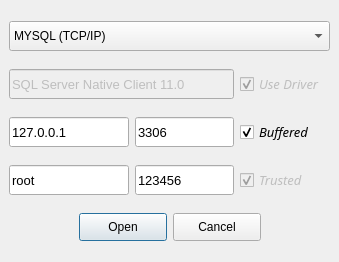
This is assets/UI/Layout/ConnectorWindow.ui in fer-moreira/MYQT as Qt 5 draws it before an edit. The edited form follows.
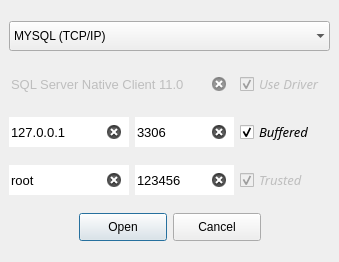
This is the edited form.

What changed in the file:
```diff
--- a/assets/UI/Layout/ConnectorWindow.ui
+++ b/assets/UI/Layout/ConnectorWindow.ui
@@ -67,11 +67,14 @@
       <property name="text">
        <string>root</string>
       </property>
+      <property name="frame">
+       <bool>false</bool>
+      </property>
       <property name="placeholderText">
        <string>User:</string>
       </property>
       <property name="clearButtonEnabled">
-       <bool>false</bool>
+       <bool>true</bool>
       </property>
      </widget>
     </item>
@@ -94,6 +97,9 @@
       <property name="text">
        <string>123456</string>
       </property>
+      <property name="frame">
+       <bool>false</bool>
+      </property>
       <property name="echoMode">
        <enum>QLineEdit::Normal</enum>
       </property>
@@ -104,7 +110,7 @@
        <enum>Qt::LogicalMoveStyle</enum>
       </property>
       <property name="clearButtonEnabled">
-       <bool>false</bool>
+       <bool>true</bool>
       </property>
      </widget>
     </item>
@@ -205,7 +211,7 @@
        <string>3306</string>
       </property>
       <property name="frame">
-       <bool>true</bool>
+       <bool>false</bool>
       </property>
       <property name="alignment">
        <set>Qt::AlignLeading|Qt::AlignLeft|Qt::AlignVCenter</set>
@@ -214,7 +220,7 @@
        <string>Port:</string>
       </property>
       <property name="clearButtonEnabled">
-       <bool>false</bool>
+       <bool>true</bool>
       </property>
      </widget>
     </item>
@@ -284,7 +290,7 @@
        <string>127.0.0.1</string>
       </property>
       <property name="frame">
-       <bool>true</bool>
+       <bool>false</bool>
       </property>
       <property name="alignment">
        <set>Qt::AlignLeading|Qt::AlignLeft|Qt::AlignVCenter</set>
@@ -293,7 +299,7 @@
        <string>Server/IP:</string>
       </property>
       <property name="clearButtonEnabled">
-       <bool>false</bool>
+       <bool>true</bool>
       </property>
      </widget>
     </item>
@@ -325,7 +331,7 @@
        <string>SQL Server Native Client 11.0</string>
       </property>
       <property name="frame">
-       <bool>true</bool>
+       <bool>false</bool>
       </property>
       <property name="alignment">
        <set>Qt::AlignLeading|Qt::AlignLeft|Qt::AlignVCenter</set>
@@ -334,7 +340,7 @@
        <string>Driver:</string>
       </property>
       <property name="clearButtonEnabled">
-       <bool>false</bool>
+       <bool>true</bool>
       </property>
      </widget>
     </item>
@@ -392,13 +398,19 @@
       </property>
       <property name="minimumSize">
        <size>
-        <width>310</width>
+        <width>99</width>
         <height>30</height>
        </size>
       </property>
       <property name="cursor">
        <cursorShape>PointingHandCursor</cursorShape>
       </property>
+      <property name="autoFillBackground">
+       <bool>true</bool>
+      </property>
+      <property name="frame">
+       <bool>false</bool>
+      </property>
       <item>
        <property name="text">
         <string>MYSQL (TCP/IP)</string>
```
